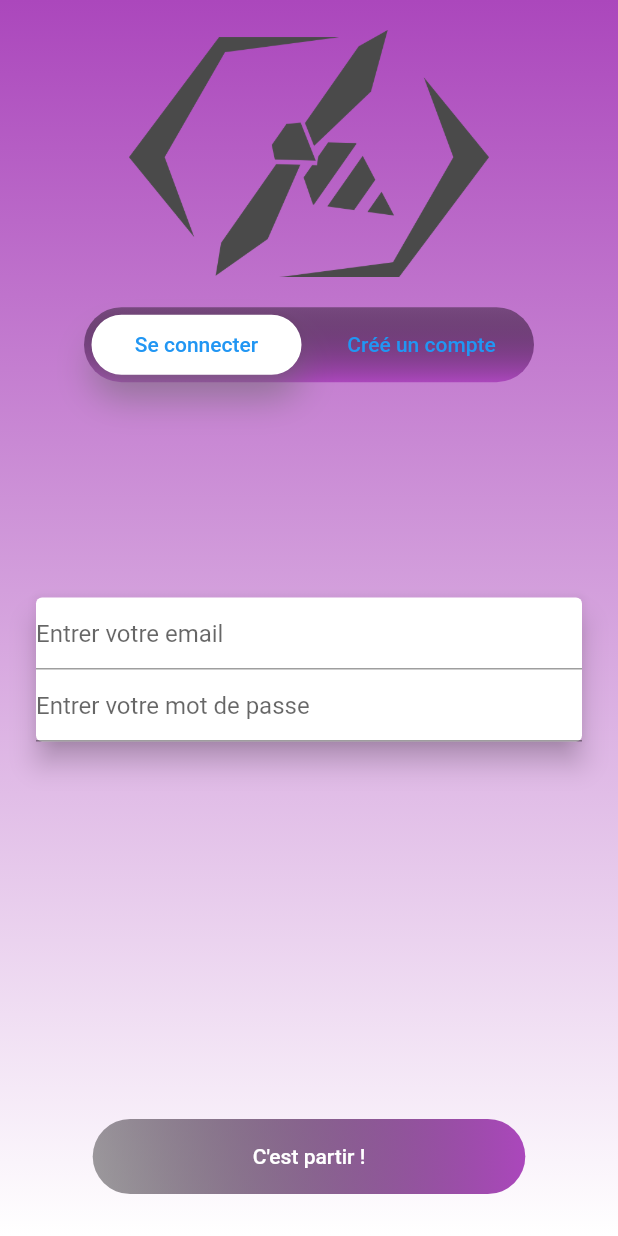
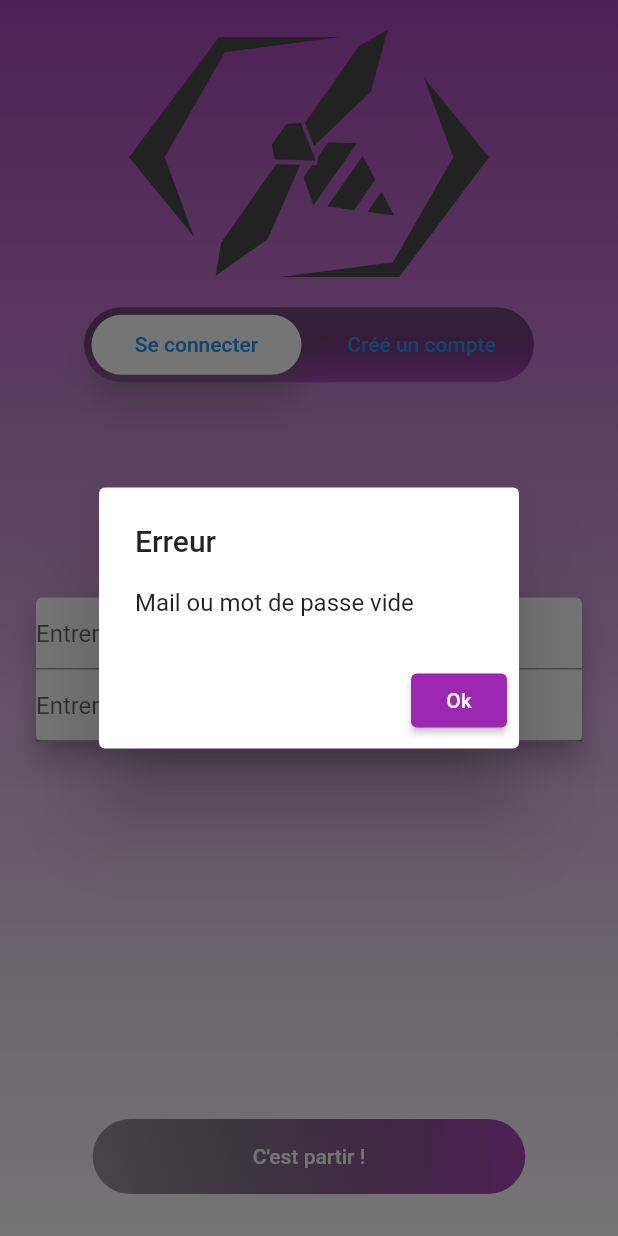
Before and after one commit to abdoul-kader1/reseau-social, a Flutter app: the screen it shows after launch, after a tap on "Se connecter", after a tap on "Créé un compte", after a tap on "C'est partir !", on a phone screen of 412 x 824 dp. Run offline on Flutter 3.47's test engine with Material 2 defaults, Android fonts, the phone set to English and light mode, and no system bars; our stand-ins replace firebase_auth, firebase_core; accounts and stored records are empty.

```diff
--- a/lib/Controlleur/auth.dart
+++ b/lib/Controlleur/auth.dart
@@ -1,4 +1,5 @@
 import 'package:flutter/material.dart';
+import '../Modele/alerteHelper.dart';
 import '../Modele/couleur_theme.dart';
 import '../Modele/mypainter.dart';
 import '../custom_widget/mygradient.dart';
@@ -36,13 +37,17 @@ class _Auth extends State<Auth>{
     _mdp.dispose();
     super.dispose();
   }
+  hideKeborad(){
+    FocusScope.of(context).requestFocus(FocusNode());
+  }
+
   @override
   Widget build(BuildContext context) {
     return Scaffold(
       body: SingleChildScrollView(
         child: InkWell(
           onTap:(){
-            FocusScope.of(context).requestFocus(FocusNode());
+            hideKeborad();
           },
           child: Container(
             decoration: Mygradient(startcolors:Colorstheme().Primary(),endcolors: Colorstheme().Base()),
@@ -68,7 +73,7 @@ class _Auth extends State<Auth>{
                   PaddingWidth(
                       child: TextButton(
                         onPressed: (){
-
+                          VerifeiChampDeSaisie();
                         },
                         child:Container(
                           decoration: Mygradient(
@@ -150,6 +155,7 @@ class _Auth extends State<Auth>{
 
   VerifeiChampDeSaisie(){
     bool singIn = _pageController.page==0;
+    hideKeborad();
     String nom =_nom.text;
     String prenom = _prenom.text;
     String email = _email.text;
@@ -161,16 +167,16 @@ class _Auth extends State<Auth>{
         if((ConditionChampSaisie(nom)) && (ConditionChampSaisie(prenom))){
           //methodoe de firebase
         }else{
-          //arlette
+          AlerteHelper().Erreur(contexte: context,erreur: "Nom ou Prenom vide");
         }
       }
     }else{
-      //arlette
+      AlerteHelper().Erreur(contexte: context,erreur: "Mail ou mot de passe vide");
     }
   }
 
   bool ConditionChampSaisie(String string){
-    return (string!=null && string=="");
+    return (string!=null && string!="");
   }
 
 }
--- /dev/null
+++ b/lib/Modele/alerteHelper.dart
@@ -0,0 +1,27 @@
+import 'package:flutter/cupertino.dart';
+import 'package:flutter/material.dart';
+
+class AlerteHelper{
+
+  Future<void>Erreur({ required BuildContext contexte,String?erreur})async{
+    final titre=Text("Erreur");
+    final sousTitre=erreur;
+    return showDialog(
+        context: contexte,
+        builder: (BuildContext cxt){
+          return AlertDialog(
+            title: titre,
+            content: Text(sousTitre!),
+            actions: [
+              ElevatedButton(
+                  onPressed:(){
+                    Navigator.pop(cxt);
+                  },
+                  child:Text("Ok")
+              )
+            ],
+          );
+        }
+    );
+  }
+}
```
